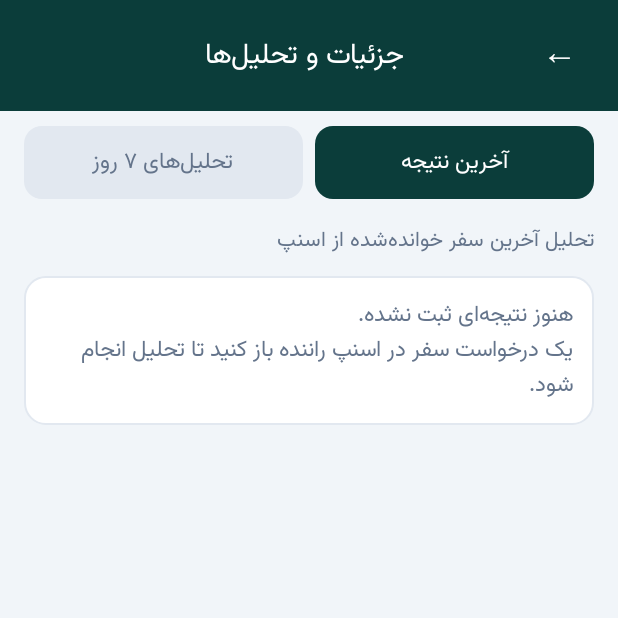
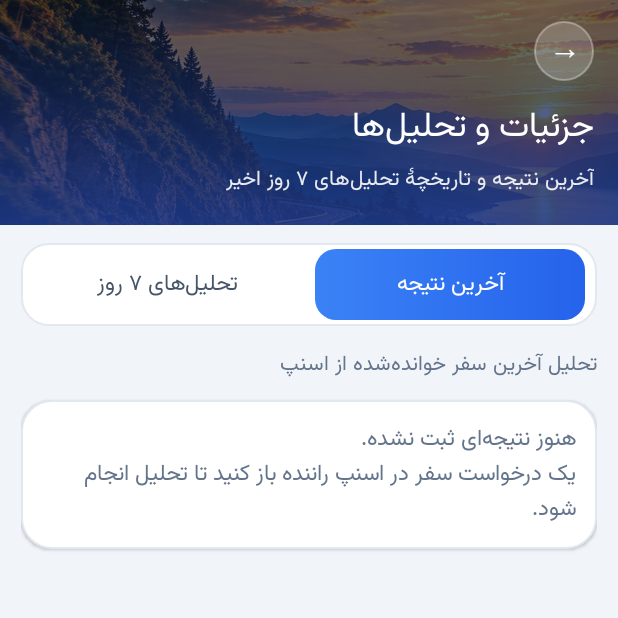
Before and after one commit to makhzari25-creator/Raido, an Android app: the DetailsActivity screen opened directly, with no data from a screen before it, on a phone screen of 412 x 824 dp, the top half of it. Run offline under Robolectric (Android 15) with nearby library versions, the phone set to English and light mode, and no system bars.

Commit message:
fix: merge duplicate analyses on the saved list (10-min sliding window, not for accepted); ui: restyle details & analyses screen; v3.2.6 (151)
Co-Authored-By: Claude Sonnet 5.5 <noreply@anthropic.com>
Claude-Session: https://claude.ai/code/session_01E1hzamvErFwptQ2VvGRreg

```diff
--- a/app/build.gradle
+++ b/app/build.gradle
@@ -9,8 +9,8 @@ android {
         applicationId "ir.tripanalyzer.app"
         minSdk 26
         targetSdk 34
-        versionCode 150
-        versionName "3.2.5"
+        versionCode 151
+        versionName "3.2.6"
     }
     def ksPath = System.getenv("RAIDO_KEYSTORE_PATH")
     def hasReleaseKey = ksPath != null && file(ksPath).exists()
--- a/app/src/main/java/ir/tripanalyzer/app/DetailsActivity.java
+++ b/app/src/main/java/ir/tripanalyzer/app/DetailsActivity.java
@@ -42,37 +42,16 @@ public final class DetailsActivity extends BaseActivity {
         shell.setBackgroundColor(0xFFF1F5F9);
         shell.setLayoutParams(new LinearLayout.LayoutParams(-1, -1));
 
-        LinearLayout bar = new LinearLayout(this);
-        bar.setOrientation(LinearLayout.HORIZONTAL);
-        bar.setGravity(Gravity.CENTER_VERTICAL);
-        bar.setPadding(dp(8), dp(14), dp(16), dp(14));
-        bar.setBackgroundColor(TEAL);
-        TextView back = new TextView(this);
-        back.setText("←");
-        back.setTextSize(22f);
-        back.setTextColor(Color.WHITE);
-        back.setPadding(dp(12), dp(4), dp(12), dp(4));
-        back.setOnClickListener(new View.OnClickListener() {
-            @Override public void onClick(View v) { finish(); }
-        });
-        bar.addView(back);
-        TextView title = new TextView(this);
-        title.setText("جزئیات و تحلیل‌ها");
-        title.setTextSize(18f);
-        title.setTextColor(Color.WHITE);
-        title.setTypeface(Typeface.DEFAULT_BOLD);
-        title.setLayoutParams(new LinearLayout.LayoutParams(0, -2, 1f));
-        title.setGravity(Gravity.CENTER);
-        try { Fonts.INSTANCE.apply(title, true); } catch (Exception ignored) {}
-        bar.addView(title);
-        View pad = new View(this);
-        pad.setLayoutParams(new LinearLayout.LayoutParams(dp(48), 1));
-        bar.addView(pad);
-        shell.addView(bar);
+        shell.addView(buildHeader(), new LinearLayout.LayoutParams(-1, dp(150)));
 
         LinearLayout tabs = new LinearLayout(this);
         tabs.setOrientation(LinearLayout.HORIZONTAL);
-        tabs.setPadding(dp(12), dp(10), dp(12), dp(8));
+        tabs.setPadding(dp(4), dp(4), dp(4), dp(4));
+        GradientDrawable tabsBg = new GradientDrawable();
+        tabsBg.setColor(Color.WHITE);
+        tabsBg.setCornerRadius(dp(18));
+        tabsBg.setStroke(dp(1), CARD_BORDER);
+        tabs.setBackground(tabsBg);
         tabLast = tabBtn("آخرین نتیجه");
         tabDays = tabBtn("تحلیل‌های ۷ روز");
         tabLast.setOnClickListener(new View.OnClickListener() {
@@ -85,13 +64,15 @@ public final class DetailsActivity extends BaseActivity {
         tlp.setMargins(dp(4), 0, dp(4), 0);
         tabs.addView(tabLast, tlp);
         tabs.addView(tabDays, tlp);
-        shell.addView(tabs);
+        LinearLayout.LayoutParams tabsLp = new LinearLayout.LayoutParams(-1, -2);
+        tabsLp.setMargins(dp(14), dp(12), dp(14), dp(4));
+        shell.addView(tabs, tabsLp);
 
         ScrollView scroll = new ScrollView(this);
         scroll.setFillViewport(true);
         contentHost = new LinearLayout(this);
         contentHost.setOrientation(LinearLayout.VERTICAL);
-        contentHost.setPadding(dp(16), dp(8), dp(16), dp(32));
+        contentHost.setPadding(dp(14), dp(10), dp(14), dp(32));
         scroll.addView(contentHost);
         shell.addView(scroll, new LinearLayout.LayoutParams(-1, 0, 1f));
 
@@ -105,7 +86,7 @@ public final class DetailsActivity extends BaseActivity {
         t.setText(label);
         t.setTextSize(14f);
         t.setGravity(Gravity.CENTER);
-        t.setPadding(dp(8), dp(12), dp(8), dp(12));
+        t.setPadding(dp(8), dp(11), dp(8), dp(11));
         t.setTypeface(Typeface.DEFAULT_BOLD);
         return t;
     }
@@ -116,11 +97,16 @@ public final class DetailsActivity extends BaseActivity {
     }
 
     private void styleTab(TextView t, boolean on) {
-        GradientDrawable g = new GradientDrawable();
-        g.setCornerRadius(dp(12));
-        g.setColor(on ? TEAL : 0xFFE2E8F0);
-        t.setBackground(g);
-        t.setTextColor(on ? Color.WHITE : TEXT_MUTED);
+        if (on) {
+            GradientDrawable g = new GradientDrawable(GradientDrawable.Orientation.LEFT_RIGHT,
+                    new int[]{0xFF3B82F6, 0xFF2563EB});
+            g.setCornerRadius(dp(14));
+            t.setBackground(g);
+            t.setTextColor(Color.WHITE);
+        } else {
+            t.setBackground(null);
+            t.setTextColor(0xFF475569);
+        }
     }
 
     private void render() {
@@ -160,6 +146,13 @@ public final class DetailsActivity extends BaseActivity {
         else if (verdict.contains("زرد") || vLow.contains("yellow")) verdictColor = 0xFFCA8A04;
 
         LinearLayout head = card();
+        try {
+            GradientDrawable hb = new GradientDrawable();
+            hb.setCornerRadius(dp(20));
+            hb.setColor((verdictColor & 0x00FFFFFF) | 0x1A000000);
+            hb.setStroke(dp(1), (verdictColor & 0x00FFFFFF) | 0x55000000);
+            head.setBackground(hb);
+        } catch (Throwable ignored) {}
         TextView vLabel = new TextView(this);
         vLabel.setText(verdictFa(verdict));
         vLabel.setTextSize(20f);
@@ -290,7 +283,7 @@ public final class DetailsActivity extends BaseActivity {
             went.setText("من این سفر رفتم");
             went.setTextSize(15f);
             went.setTextColor(Color.WHITE);
-            went.setBackgroundColor(0xFF16A34A);
+            styleSolid(went, 0xFF16A34A, 15);
             went.setPadding(dp(16), dp(14), dp(16), dp(14));
             final long ts = last.optLong("ts", 0);
             went.setOnClickListener(new View.OnClickListener() {
@@ -307,7 +300,7 @@ public final class DetailsActivity extends BaseActivity {
         reportBtn.setText("گزارش اشتباه تحلیل");
         reportBtn.setTextSize(15f);
         reportBtn.setTextColor(Color.WHITE);
-        reportBtn.setBackgroundColor(0xFFDC2626);
+        styleSolid(reportBtn, 0xFFDC2626, 15);
         reportBtn.setPadding(dp(16), dp(14), dp(16), dp(14));
         reportBtn.setOnClickListener(new View.OnClickListener() {
             @Override public void onClick(View v) {
@@ -319,7 +312,7 @@ public final class DetailsActivity extends BaseActivity {
         editTrip.setText("ویرایش سفر / توقف / قیمت");
         editTrip.setTextSize(15f);
         editTrip.setTextColor(Color.WHITE);
-        editTrip.setBackgroundColor(0xFF0F766E);
+        styleSolid(editTrip, 0xFF2563EB, 15);
         editTrip.setPadding(dp(16), dp(14), dp(16), dp(14));
         editTrip.setOnClickListener(new View.OnClickListener() {
             @Override public void onClick(View v) {
@@ -429,6 +422,13 @@ public final class DetailsActivity extends BaseActivity {
                 boolean acc = o.optBoolean("accepted", false);
                 LinearLayout rowCard = card();
                 String v = o.optString("verdict", "—");
+                try {
+                    GradientDrawable rb = new GradientDrawable();
+                    rb.setCornerRadius(dp(18));
+                    rb.setColor(Color.WHITE);
+                    rb.setStroke(dp(2), (verdictColor(v) & 0x00FFFFFF) | 0x66000000);
+                    rowCard.setBackground(rb);
+                } catch (Throwable ignored) {}
                 TextView line = new TextView(this);
                 String fareS = o.has("fare") ? money(o.optDouble("fare", 0)) : "—";
                 String hourlyS = o.has("hourly") ? money(o.optDouble("hourly", 0)) : "—";
@@ -441,7 +441,7 @@ public final class DetailsActivity extends BaseActivity {
                     went.setText("من این سفر رفتم");
                     went.setTextSize(13f);
                     went.setTextColor(Color.WHITE);
-                    went.setBackgroundColor(0xFF16A34A);
+                    styleSolid(went, 0xFF16A34A, 13);
                     went.setPadding(dp(12), dp(10), dp(12), dp(10));
                     final long fts = ts;
                     went.setOnClickListener(new View.OnClickListener() {
@@ -520,19 +520,104 @@ public final class DetailsActivity extends BaseActivity {
         c.setPadding(dp(14), dp(14), dp(14), dp(14));
         GradientDrawable bg = new GradientDrawable();
         bg.setColor(Color.WHITE);
-        bg.setCornerRadius(dp(14));
+        bg.setCornerRadius(dp(20));
         bg.setStroke(dp(1), CARD_BORDER);
         c.setBackground(bg);
+        try { c.setElevation(dp(1)); } catch (Throwable ignored) {}
         return c;
     }
 
-    private TextView row(String k, String v) {
-        TextView t = new TextView(this);
-        t.setText(k + "\n" + v);
-        t.setTextSize(13f);
-        t.setTextColor(TEXT_DARK);
-        t.setPadding(0, dp(4), 0, dp(4));
-        return t;
+    private LinearLayout row(String k, String v) {
+        LinearLayout r = new LinearLayout(this);
+        r.setOrientation(LinearLayout.HORIZONTAL);
+        r.setGravity(Gravity.CENTER_VERTICAL);
+        r.setPadding(0, dp(9), 0, dp(9));
+        TextView kt = new TextView(this);
+        kt.setText(k);
+        kt.setTextSize(12.5f);
+        kt.setTextColor(TEXT_MUTED);
+        LinearLayout.LayoutParams klp = new LinearLayout.LayoutParams(0, -2, 1f);
+        klp.setMarginEnd(dp(10));
+        r.addView(kt, klp);
+        TextView vt = new TextView(this);
+        vt.setText(v);
+        vt.setTextSize(13.5f);
+        vt.setTypeface(Typeface.DEFAULT_BOLD);
+        vt.setTextColor(TEXT_DARK);
+        vt.setGravity(Gravity.END);
+        r.addView(vt, new LinearLayout.LayoutParams(0, -2, 1.25f));
+        r.setBackground(new RowDivider());
+        return r;
+    }
+
+    /** خط جداکنندهٔ نازک پایین هر ردیف */
+    private final class RowDivider extends android.graphics.drawable.Drawable {
+        private final android.graphics.Paint p = new android.graphics.Paint();
+        RowDivider() { p.setColor(0xFFEEF2F7); }
+        @Override public void draw(android.graphics.Canvas c) {
+            android.graphics.Rect b = getBounds();
+            c.drawRect(b.left, b.bottom - Math.max(1, dp(1)), b.right, b.bottom, p);
+        }
+        @Override public void setAlpha(int a) {}
+        @Override public void setColorFilter(android.graphics.ColorFilter f) {}
+        @Override public int getOpacity() { return android.graphics.PixelFormat.TRANSLUCENT; }
+    }
+
+    private void styleSolid(Button b, int color, int textSizeSp) {
+        GradientDrawable g = new GradientDrawable();
+        g.setColor(color);
+        g.setCornerRadius(dp(14));
+        b.setBackground(g);
+        b.setAllCaps(false);
+        b.setTextColor(Color.WHITE);
+        b.setTextSize(textSizeSp);
+        b.setTypeface(Typeface.DEFAULT_BOLD);
+        b.setGravity(Gravity.CENTER);
+    }
+
+    /** هدر: تصویر جاده + گرادیان آبی رایدو + بازگشت + عنوان */
+    private View buildHeader() {
+        android.widget.FrameLayout head = new android.widget.FrameLayout(this);
+        android.widget.ImageView road = new android.widget.ImageView(this);
+        road.setScaleType(android.widget.ImageView.ScaleType.CENTER_CROP);
+        try { road.setImageResource(R.drawable.bg_road); } catch (Throwable ignored) {}
+        head.addView(road, new android.widget.FrameLayout.LayoutParams(-1, -1));
+        View shade = new View(this);
+        shade.setBackground(new GradientDrawable(GradientDrawable.Orientation.TOP_BOTTOM,
+                new int[]{0x990F172A, 0xE61E3A8A}));
+        head.addView(shade, new android.widget.FrameLayout.LayoutParams(-1, -1));
+        LinearLayout in = new LinearLayout(this);
+        in.setOrientation(LinearLayout.VERTICAL);
+        in.setPadding(dp(16), dp(14), dp(16), dp(14));
+        TextView back = new TextView(this);
+        back.setText("→");
+        back.setTextSize(20f);
+        back.setTextColor(Color.WHITE);
+        back.setGravity(Gravity.CENTER);
+        GradientDrawable bb = new GradientDrawable();
+        bb.setShape(GradientDrawable.OVAL);
+        bb.setColor(0x33FFFFFF);
+        bb.setStroke(dp(1), 0x55FFFFFF);
+        back.setBackground(bb);
+        back.setOnClickListener(new View.OnClickListener() {
+            @Override public void onClick(View v) { finish(); }
+        });
+        in.addView(back, new LinearLayout.LayoutParams(dp(40), dp(40)));
+        TextView title = new TextView(this);
+        title.setText("جزئیات و تحلیل‌ها");
+        title.setTextSize(22f);
+        title.setTextColor(Color.WHITE);
+        title.setTypeface(Typeface.DEFAULT_BOLD);
+        title.setPadding(0, dp(12), 0, 0);
+        in.addView(title);
+        TextView sub = new TextView(this);
+        sub.setText("آخرین نتیجه و تاریخچهٔ تحلیل‌های ۷ روز اخیر");
+        sub.setTextSize(13f);
+        sub.setTextColor(0xE6FFFFFF);
+        sub.setPadding(0, dp(4), 0, 0);
+        in.addView(sub);
+        head.addView(in, new android.widget.FrameLayout.LayoutParams(-1, -2));
+        return head;
     }
 
     private String money(double v) {
```
Also changed, not shown: app/src/main/java/ir/tripanalyzer/app/Pipeline.java (+13 -26 lines), app/src/main/java/ir/tripanalyzer/app/RaidoDataStore.java (+67 -0 lines).
